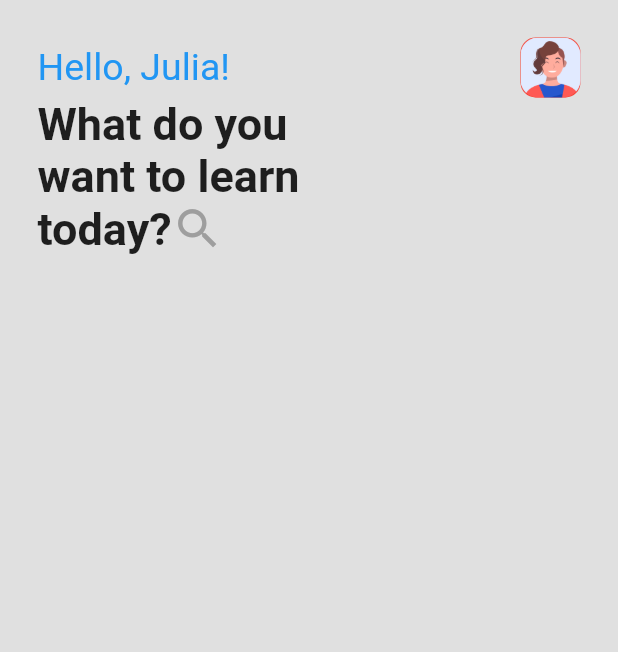
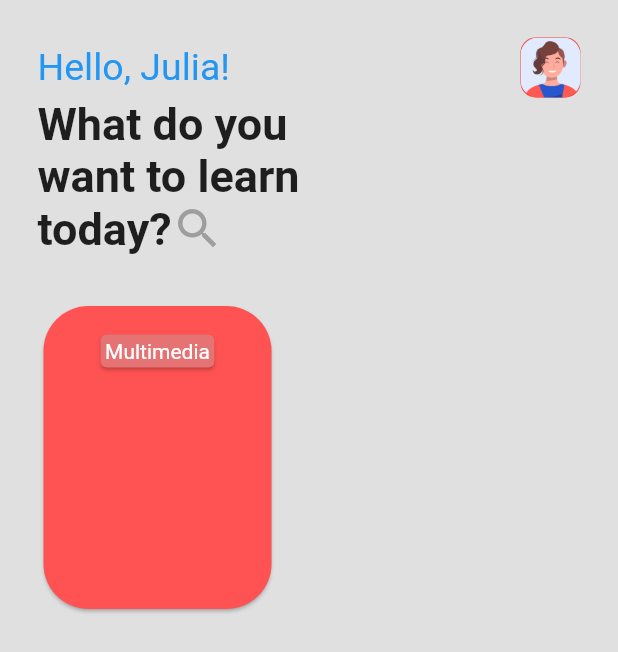
Before and after one commit to Akinnawo3/flutter_education_ui_kit, a Flutter app: the screen it shows after launch, on a phone screen of 412 x 824 dp. Shown: the top 652 px of the screen. Run offline on Flutter 3.47's test engine with Material 2 defaults, Android fonts, the light colour scheme and no system bars.

Commit message:
added the first of the four cards

```diff
--- a/lib/main.dart
+++ b/lib/main.dart
@@ -1,5 +1,5 @@
 import 'package:flutter/material.dart';
-import 'package:library_ui/pages/dashboard/dashboard.dart';
+import 'package:library_ui/pages/dashboard/dashboard_bundle.dart';
 import 'package:library_ui/pages/homepage/homepage.dart';
 
 void main() {
--- /dev/null
+++ b/lib/pages/dashboard/cards.dart
@@ -0,0 +1,43 @@
+import 'package:flutter/material.dart';
+
+class Cards extends StatelessWidget {
+  @override
+  Widget build(BuildContext context) {
+    // return Text("hello here");
+    return Row(
+      children: [
+        Column(
+          children: [
+            Card(
+              color: Colors.redAccent,
+              shape: RoundedRectangleBorder(
+                borderRadius: BorderRadius.circular(30.0),
+              ),
+              child: Container(
+                height: 202.00,
+                width: 152.00,
+                child: Padding(
+                  padding: const EdgeInsets.fromLTRB(15.0, 15.0, 15.0, 10.0),
+                  child: Column(
+                    children: [
+                      Card(
+                        color: Colors.red[300],
+                        child: const Padding(
+                          padding: EdgeInsets.all(3.0),
+                          child: Text(
+                            "Multimedia",
+                            style: TextStyle(color: Colors.white),
+                          ),
+                        ),
+                      ),
+                    ],
+                  ),
+                ),
+              ),
+            )
+          ],
+        ),
+      ],
+    );
+  }
+}
--- a/lib/pages/dashboard/dashboard.dart
+++ /dev/null
@@ -1,78 +0,0 @@
-import 'package:flutter/cupertino.dart';
-import 'package:flutter/material.dart';
-
-class Dashboard extends StatefulWidget {
-  @override
-  _DashboardState createState() => _DashboardState();
-}
-
-class _DashboardState extends State<Dashboard> {
-  @override
-  Widget build(BuildContext context) {
-    return Scaffold(
-      backgroundColor: Colors.grey[300],
-      body: SafeArea(
-          child: Padding(
-        padding: const EdgeInsets.all(25.0),
-        child: Column(
-          children: [
-            // first row with the text and the avatar
-            Row(
-              mainAxisAlignment: MainAxisAlignment.spaceBetween,
-              children: [
-                const Text(
-                  'Hello, Julia!',
-                  style: TextStyle(fontSize: 25.0, color: Colors.blue),
-                ),
-                Container(
-                  width: 40.0,
-                  height: 40.0,
-                  decoration: BoxDecoration(
-                      color: Colors.red,
-                      image: const DecorationImage(
-                          image: AssetImage('assets/avatar.png')),
-                      borderRadius: BorderRadius.circular(10.0)),
-                ),
-              ],
-            ),
-
-            //Container containing the leading text
-            Container(
-              child: Align(
-                alignment: Alignment.topLeft,
-                child: Column(
-                  crossAxisAlignment: CrossAxisAlignment.start,
-                  children: [
-                    const Text(
-                      'What do you',
-                      style: TextStyle(
-                          fontWeight: FontWeight.bold, fontSize: 30.0),
-                    ),
-                    const Text(
-                      'want to learn',
-                      style: TextStyle(
-                          fontWeight: FontWeight.bold, fontSize: 30.0),
-                    ),
-                    Row(
-                      children: const [
-                        Text(
-                          'today?',
-                          style: TextStyle(
-                              fontWeight: FontWeight.bold, fontSize: 30.0),
-                        ),
-                        Icon(Icons.search, size: 35.0, color: Colors.grey)
-                      ],
-                    )
-                  ],
-                ),
-              ),
-            ),
-
-
-
-          ],
-        ),
-      )),
-    );
-  }
-}
--- /dev/null
+++ b/lib/pages/dashboard/dashboard_bundle.dart
@@ -0,0 +1,37 @@
+import 'package:flutter/cupertino.dart';
+import 'package:flutter/material.dart';
+import 'package:library_ui/pages/dashboard/cards.dart';
+import 'package:library_ui/pages/dashboard/row_question.dart';
+import 'package:library_ui/pages/dashboard/top_intro.dart';
+
+class Dashboard extends StatefulWidget {
+  @override
+  _DashboardState createState() => _DashboardState();
+}
+
+class _DashboardState extends State<Dashboard> {
+  @override
+  Widget build(BuildContext context) {
+    return Scaffold(
+      backgroundColor: Colors.grey[300],
+      body: SafeArea(
+          child: Padding(
+        padding: const EdgeInsets.all(25.0),
+        child: Column(
+          children: [
+            // first row with the text and the avatar
+            TopHello(),
+            //Container containing the leading text
+            RowQuestion(),
+
+            const SizedBox(
+              height: 30.0,
+            ),
+            //all the cards
+            Cards()
+          ],
+        ),
+      )),
+    );
+  }
+}
--- /dev/null
+++ b/lib/pages/dashboard/row_question.dart
@@ -0,0 +1,37 @@
+import 'package:flutter/material.dart';
+
+class RowQuestion extends StatelessWidget {
+  @override
+  Widget build(BuildContext context) {
+    return Container(
+      child: Align(
+        alignment: Alignment.topLeft,
+        child: Column(
+          crossAxisAlignment: CrossAxisAlignment.start,
+          children: [
+            const Text(
+              'What do you',
+              style: TextStyle(fontWeight: FontWeight.bold, fontSize: 30.0),
+            ),
+            const Text(
+              'want to learn',
+              style: TextStyle(
+                fontWeight: FontWeight.bold,
+                fontSize: 30.0,
+              ),
+            ),
+            Row(
+              children: const [
+                Text(
+                  'today?',
+                  style: TextStyle(fontWeight: FontWeight.bold, fontSize: 30.0),
+                ),
+                Icon(Icons.search, size: 35.0, color: Colors.grey)
+              ],
+            )
+          ],
+        ),
+      ),
+    );
+  }
+}
--- a/lib/pages/dashboard/topIntro.dart
+++ /dev/null
@@ -1 +0,0 @@
-import 'package:flutter/material.dart';
--- /dev/null
+++ b/lib/pages/dashboard/top_intro.dart
@@ -0,0 +1,25 @@
+import 'package:flutter/material.dart';
+
+class TopHello extends StatelessWidget {
+  @override
+  Widget build(BuildContext context) {
+    return Row(
+      mainAxisAlignment: MainAxisAlignment.spaceBetween,
+      children: [
+        const Text(
+          'Hello, Julia!',
+          style: TextStyle(fontSize: 25.0, color: Colors.blue),
+        ),
+        Container(
+          width: 40.0,
+          height: 40.0,
+          decoration: BoxDecoration(
+              color: Colors.red,
+              image:
+                  const DecorationImage(image: AssetImage('assets/avatar.png')),
+              borderRadius: BorderRadius.circular(10.0)),
+        ),
+      ],
+    );
+  }
+}
```
